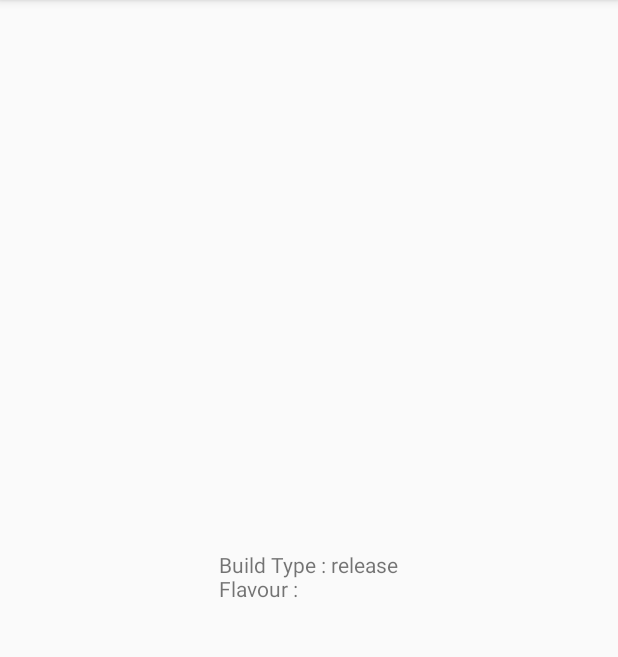
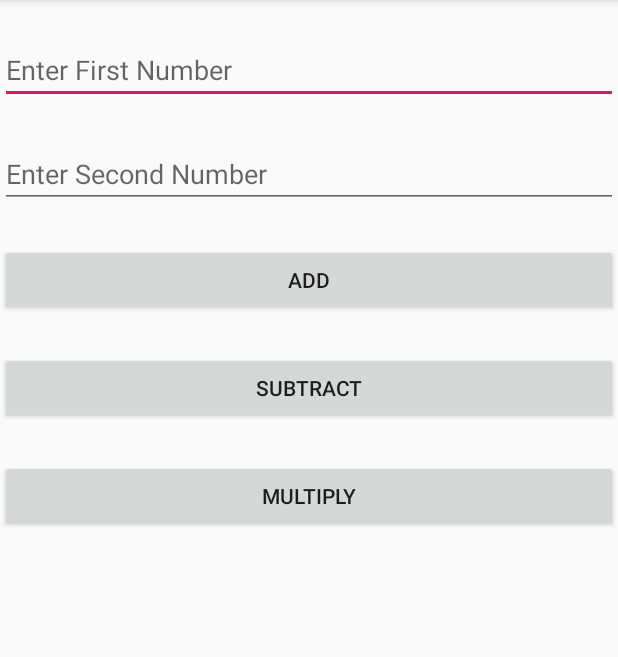
Before and after one commit to proptigeratar/FastLaneAndroid, an Android app: the screen it shows after launch (MainActivity), on a phone screen of 412 x 824 dp, the part 84-741 px from its top. Run offline under Robolectric (Android 15) with nearby library versions, the phone set to English and light mode, and no system bars.

Commit message:
new chanhes

```diff
--- a/app/src/main/AndroidManifest.xml
+++ b/app/src/main/AndroidManifest.xml
@@ -16,6 +16,7 @@
                 <category android:name="android.intent.category.LAUNCHER" />
             </intent-filter>
         </activity>
+        <activity android:name=".ResultActivity"/>
     </application>
 
 </manifest>
--- a/app/src/main/java/com/atar/fastlane/MainActivity.java
+++ b/app/src/main/java/com/atar/fastlane/MainActivity.java
@@ -2,19 +2,85 @@ package com.atar.fastlane;
 
 import androidx.appcompat.app.AppCompatActivity;
 
+import android.content.Intent;
 import android.os.Bundle;
 import android.util.Log;
+import android.view.View;
+import android.widget.Button;
+import android.widget.EditText;
 import android.widget.TextView;
 
 public class MainActivity extends AppCompatActivity {
 
+    EditText num1,num2;
+    Button add,sub,mul;
+    int n1=-1,n2=-1;
     @Override
     protected void onCreate(Bundle savedInstanceState) {
         super.onCreate(savedInstanceState);
         setContentView(R.layout.activity_main);
-        TextView tv = findViewById(R.id.textView1);
-        tv.setText("Build Type : "+BuildConfig.BUILD_TYPE +"\nFlavour : "+BuildConfig.FLAVOR);
-        Log.d("atar", "MainActivity...onCreate()...");
-        System.out.println("atar MainActivity...onCreate()...");
+//        TextView tv = findViewById(R.id.textView1);
+//        tv.setText("Build Type : "+BuildConfig.BUILD_TYPE +"\nFlavour : "+BuildConfig.FLAVOR);
+//        Log.d("atar", "MainActivity...onCreate()...");
+//        System.out.println("atar MainActivity...onCreate()...");
+
+        num1 = findViewById(R.id.editTextnum1);
+        num2 = findViewById(R.id.editTextnum2);
+        add = findViewById(R.id.buttonAdd);
+        sub = findViewById(R.id.buttonSubtract);
+        mul = findViewById(R.id.buttonMul);
+
+        add.setOnClickListener(new View.OnClickListener() {
+            @Override
+            public void onClick(View view) {
+                n1 = Integer.parseInt(num1.getText().toString());
+                n2 = Integer.parseInt(num2.getText().toString());
+                if(isValid()){
+                    moveToNextScreen(n1,n2,(n1+n2));
+                }else{
+
+                }
+            }
+        });
+
+        sub.setOnClickListener(new View.OnClickListener() {
+            @Override
+            public void onClick(View view) {
+                n1 = Integer.parseInt(num1.getText().toString());
+                n2 = Integer.parseInt(num2.getText().toString());
+                if(isValid()){
+                    moveToNextScreen(n1,n2,(n1-n2));
+                }else{
+
+                }
+            }
+        });
+
+        mul.setOnClickListener(new View.OnClickListener() {
+            @Override
+            public void onClick(View view) {
+                n1 = Integer.parseInt(num1.getText().toString());
+                n2 = Integer.parseInt(num2.getText().toString());
+                if(isValid()){
+                    moveToNextScreen(n1,n2,(n1*n2));
+                }else{
+
+                }
+            }
+        });
+
+    }
+
+    private void moveToNextScreen(int n1, int n2, int i) {
+      Intent intent = new Intent(this,ResultActivity.class);
+      intent.putExtra("num1",n1);
+      intent.putExtra("num2",n1);
+      intent.putExtra("result",i);
+      startActivity(intent);
+    }
+
+
+    private boolean isValid() {
+    return (n1!=-1 && n2 !=- -1);
     }
 }
--- a/app/src/main/res/layout/activity_main.xml
+++ b/app/src/main/res/layout/activity_main.xml
@@ -1,19 +1,44 @@
 <?xml version="1.0" encoding="utf-8"?>
-<androidx.constraintlayout.widget.ConstraintLayout xmlns:android="http://schemas.android.com/apk/res/android"
+<LinearLayout xmlns:android="http://schemas.android.com/apk/res/android"
     xmlns:app="http://schemas.android.com/apk/res-auto"
     xmlns:tools="http://schemas.android.com/tools"
     android:layout_width="match_parent"
     android:layout_height="match_parent"
+    android:orientation="vertical"
     tools:context=".MainActivity">
 
-    <TextView
-        android:id="@+id/textView1"
-        android:layout_width="wrap_content"
+
+    <EditText
+        android:layout_marginTop="24dp"
+        android:id="@+id/editTextnum1"
+        android:layout_width="match_parent"
         android:layout_height="wrap_content"
-        android:text="Hello World!"
-        app:layout_constraintBottom_toBottomOf="parent"
-        app:layout_constraintLeft_toLeftOf="parent"
-        app:layout_constraintRight_toRightOf="parent"
-        app:layout_constraintTop_toTopOf="parent" />
+        android:hint="Enter First Number" />
 
-</androidx.constraintlayout.widget.ConstraintLayout>
+    <EditText
+        android:layout_marginTop="24dp"
+        android:id="@+id/editTextnum2"
+        android:layout_width="match_parent"
+        android:layout_height="wrap_content"
+        android:hint="Enter Second Number" />
+
+    <Button
+        android:layout_marginTop="24dp"
+        android:id="@+id/buttonAdd"
+        android:layout_width="match_parent"
+        android:layout_height="wrap_content"
+        android:text="Add" />
+
+    <Button
+        android:layout_marginTop="24dp"
+        android:id="@+id/buttonSubtract"
+        android:layout_width="match_parent"
+        android:layout_height="wrap_content"
+        android:text="Subtract" />
+    <Button
+        android:layout_marginTop="24dp"
+        android:id="@+id/buttonMul"
+        android:layout_width="match_parent"
+        android:layout_height="wrap_content"
+        android:text="Multiply" />
+</LinearLayout>
```
Also changed, not shown: app/src/main/java/com/atar/fastlane/ResultActivity.java (added, +26 -0 lines), app/src/main/res/layout/activity_result.xml (added, +13 -0 lines).
